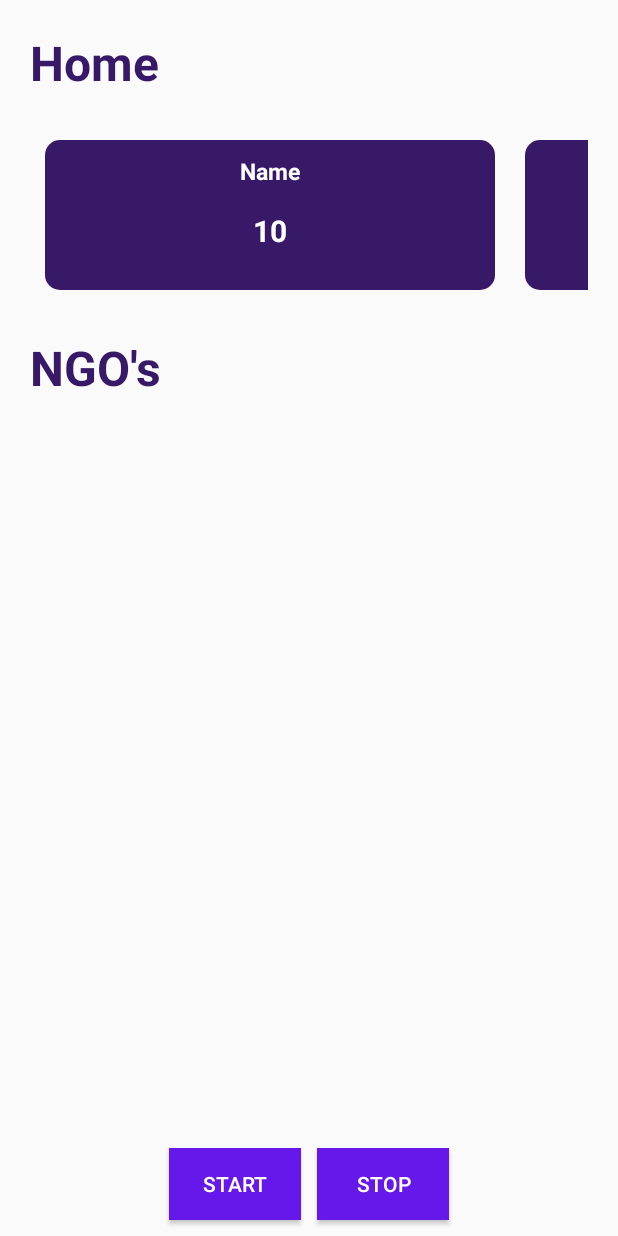
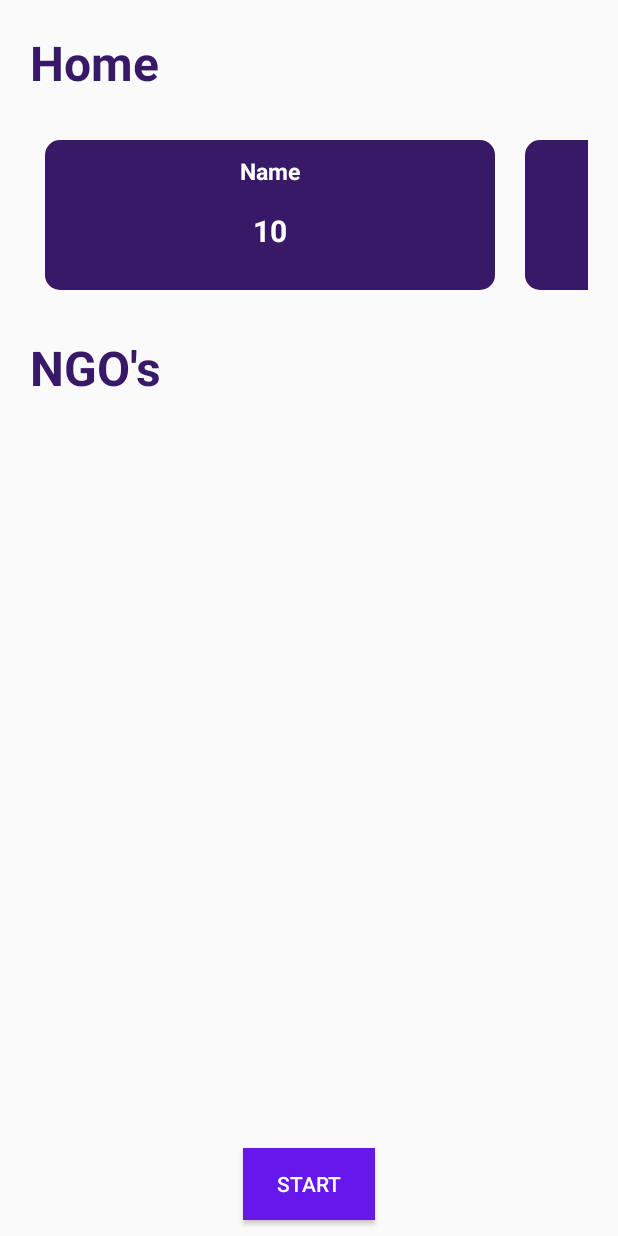
Before and after one commit to sebyjt/karna, an Android app: the screen it shows after launch (Home), after a tap on "STOP", on a phone screen of 412 x 824 dp. Run offline under Robolectric (Android 15) with nearby library versions, the phone set to English and light mode, and no system bars; our stand-ins replace Picasso; network calls fail; pictures from the network do not load; 1 other tap on this screen came first.

Commit message:
bug fix + tweaks

```diff
--- a/app/src/main/java/in/iodev/karna/Home.java
+++ b/app/src/main/java/in/iodev/karna/Home.java
@@ -1,5 +1,6 @@
 package in.iodev.karna;
 
+import android.content.DialogInterface;
 import android.content.Intent;
 import android.content.SharedPreferences;
 import android.net.Uri;
@@ -17,6 +18,7 @@ import android.view.View;
 import android.view.ViewGroup;
 import android.view.Window;
 import android.view.WindowManager;
+import android.widget.Button;
 import android.widget.CheckBox;
 import android.widget.ImageView;
 import android.widget.LinearLayout;
@@ -39,7 +41,8 @@ public class Home extends AppCompatActivity {
     JSONArray array;
     JSONObject object2;
     Recycleadapter adapter;
-
+    boolean running=false;
+    Button start;
     String percent,user;
     SharedPreferences preferences;
     TextView ads,gain,generate,donate,name,percentage;
@@ -51,6 +54,7 @@ public class Home extends AppCompatActivity {
         super.onCreate(savedInstanceState);
         setContentView(R.layout.activity_home);
         ngolist=findViewById(R.id.ngolist);
+        start=findViewById(R.id.start);
         ngolist.setLayoutManager(new LinearLayoutManager(getApplicationContext()));
         if (Build.VERSION.SDK_INT >= Build.VERSION_CODES.M && !Settings.canDrawOverlays(this)) {
 
@@ -62,6 +66,13 @@ public class Home extends AppCompatActivity {
         }
 
         preferences=getDefaultSharedPreferences(getApplicationContext());
+        running=preferences.getBoolean("running",false);
+        if(running)
+        {
+            start.setText("stop");
+        }
+        else
+            start.setText("start");
         user=preferences.getString("user","");
         ads=findViewById(R.id.adsviewed);
         gain=findViewById(R.id.gained);
@@ -72,11 +83,11 @@ public class Home extends AppCompatActivity {
         if(preferences.contains("firstsignin"))
         {
             percent="25";
-            JSONObject items=null;
+            JSONObject items=new JSONObject();
             try {
                 items.put("Username",preferences.getString("user",""));
                 items.put("Percentage",String.valueOf(percent));
-                String url="https://6ghfrrqsb3.execute-api.ap-south-1.amazonaws.com/Dev/userdetails/setpercentage";
+                String url="https://9nvv7wpamb.execute-api.ap-southeast-1.amazonaws.com/Development/update-percentage";
 
                 new HTTPAsyncTask().execute(url,items.toString());
             } catch (JSONException e) {
@@ -103,19 +114,48 @@ public class Home extends AppCompatActivity {
             e.printStackTrace();
         }
         new HTTPAsyncTask2().execute("https://6ghfrrqsb3.execute-api.ap-south-1.amazonaws.com/Dev/ngo/list",object.toString());
+        start.setOnClickListener(new View.OnClickListener() {
+            @Override
+            public void onClick(View v) {
+                if(running==false)
+                {  dialog dialogBox = new dialog(Home.this,percent);
+                dialogBox.show();
+
+                //Adding width and blur
+                Window window=dialogBox.getWindow();
+                WindowManager.LayoutParams lp = dialogBox.getWindow().getAttributes();
+                lp.dimAmount=0.8f;
+                dialogBox.getWindow().setAttributes(lp);
+                window.setLayout(ViewGroup.LayoutParams.MATCH_PARENT, ViewGroup.LayoutParams.WRAP_CONTENT);
+                dialogBox.setCanceledOnTouchOutside(false);
+                dialogBox.setOnCancelListener(new DialogInterface.OnCancelListener() {
+                    @Override
+                    public void onCancel(DialogInterface dialog) {
+                        start.setText("Stop");
+                        running=true;
+                        preferences.edit().putBoolean("running",true).apply();
+                        JSONObject object2=new JSONObject();
+                        try {
+
+                            object2.put("Username",preferences.getString("user",""));
+                        } catch (JSONException e) {
+                            e.printStackTrace();
+                        }
+                        new HTTPAsyncTask3().execute("https://9nvv7wpamb.execute-api.ap-southeast-1.amazonaws.com/Development/get-userdetails",object2.toString());
+                    }
+                });
+        }
+        else {
+            stop(v);
+            running=false;
+                    preferences.edit().putBoolean("running",false).apply();
+            start.setText("start");
+
+                }
+            }
+        });
 
 
-    }
-
-    public void getpercent(View view) {
-        dialog dialogBox = new dialog(view.getContext(),percent);
-        dialogBox.show();
-        //Adding width and blur
-        Window window=dialogBox.getWindow();
-        WindowManager.LayoutParams lp = dialogBox.getWindow().getAttributes();
-        lp.dimAmount=0.8f;
-        dialogBox.getWindow().setAttributes(lp);
-        window.setLayout(ViewGroup.LayoutParams.MATCH_PARENT, ViewGroup.LayoutParams.WRAP_CONTENT);
     }
 
     public void stop(View view) {
@@ -242,7 +282,7 @@ public class Home extends AppCompatActivity {
         }}
 
 
-    class HTTPAsyncTask3 extends AsyncTask<String, Void, String> {
+    public  class HTTPAsyncTask3 extends AsyncTask<String, Void, String> {
         String response="Network Error";
 
         @Override
--- a/app/src/main/res/layout/activity_home.xml
+++ b/app/src/main/res/layout/activity_home.xml
@@ -269,23 +269,14 @@
     android:layout_marginBottom="5dp"
     android:orientation="horizontal">
     <Button
+        android:id="@+id/start"
         android:layout_margin="5dp"
         android:layout_width="wrap_content"
         android:layout_height="wrap_content"
 
         android:background="@color/colorPrimaryDark"
-        android:onClick="getpercent"
         android:text="start"
         android:textColor="@android:color/white"
         android:visibility="visible" />
-    <Button
-        android:layout_margin="5dp"
-        android:layout_width="wrap_content"
-        android:layout_height="wrap_content"
-
-        android:background="@color/colorPrimaryDark"
-        android:onClick="stop"
-        android:text="stop"
-        android:textColor="@android:color/white"
-        android:visibility="visible" /></LinearLayout>
+</LinearLayout>
 </RelativeLayout>
```
Also changed, not shown: app/src/main/java/in/iodev/karna/dialog.java (+23 -5 lines).
